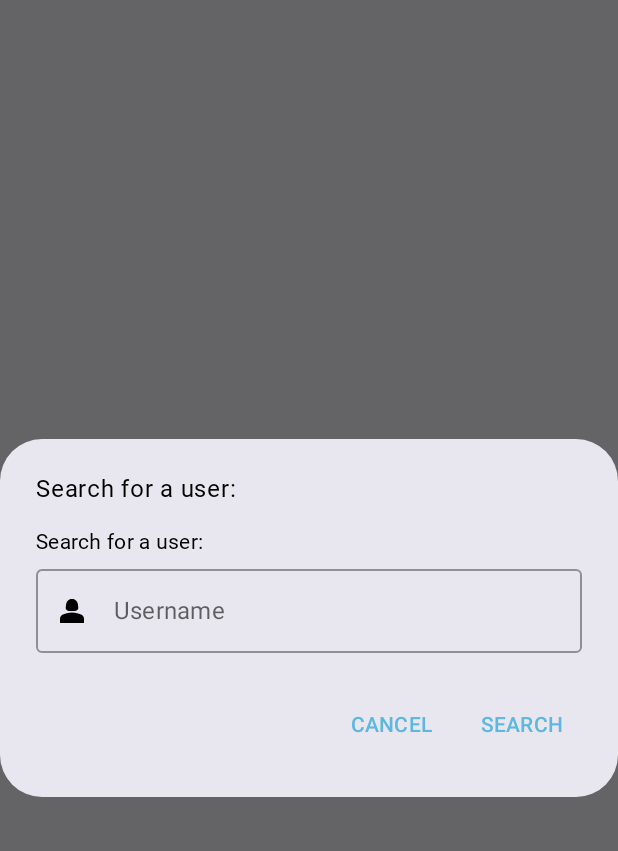
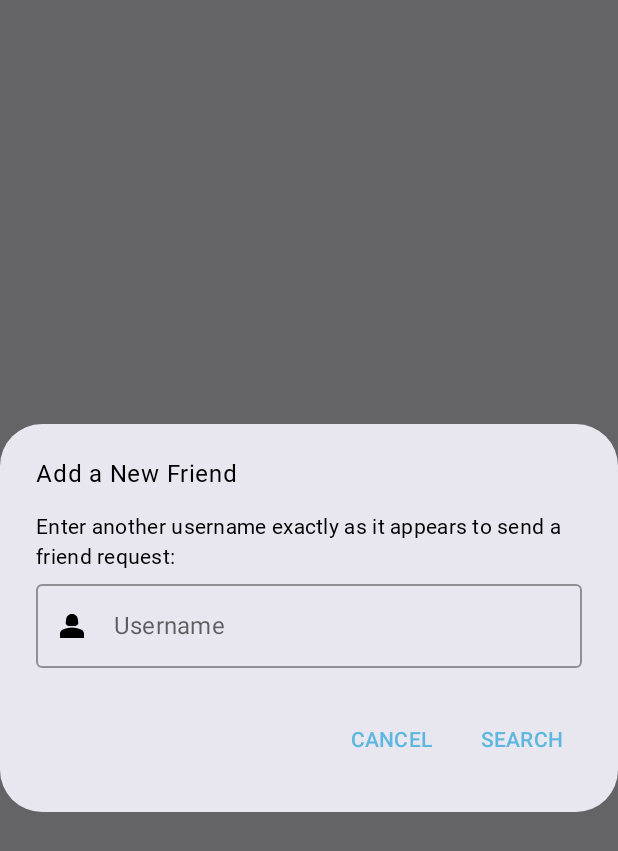
Before and after one commit to chrisdentremont/Travelyze, an Android app built with Jetpack Compose: the composable addFriendDialog shown on its own in the app's theme, on a phone screen of 412 x 824 dp. Shown: the top 851 px of the screen. Run offline under Robolectric (Android 15) with nearby library versions, the phone set to English and light mode, and no system bars; our stand-ins replace Firebase (no records; nobody signed in at launch, a user with empty details on screens opened directly); pictures from the network do not load.

Commit message:
Did more work on FriendRequests.kt

```diff
--- a/app/src/main/java/com/example/travelapp/SocialPage.kt
+++ b/app/src/main/java/com/example/travelapp/SocialPage.kt
@@ -179,7 +179,7 @@ fun addFriendDialog(){
         },
         title = {
             Text(
-                text = "Search for a user:",
+                text = "Add a New Friend",
                 fontFamily = robotoFamily,
                 style = MaterialTheme.typography.bodyLarge,
                 color = Color.Black
@@ -189,7 +189,7 @@ fun addFriendDialog(){
             Column(){
                 Row(){
                     Text(
-                        text = "Search for a user:",
+                        text = "Enter another username exactly as it appears to send a friend request:",
                         fontFamily = robotoFamily,
                         style = MaterialTheme.typography.bodyMedium,
                         color = Color.Black
```
Also changed, not shown: app/src/main/java/com/example/travelapp/FriendRequests.kt (+44 -34 lines).
